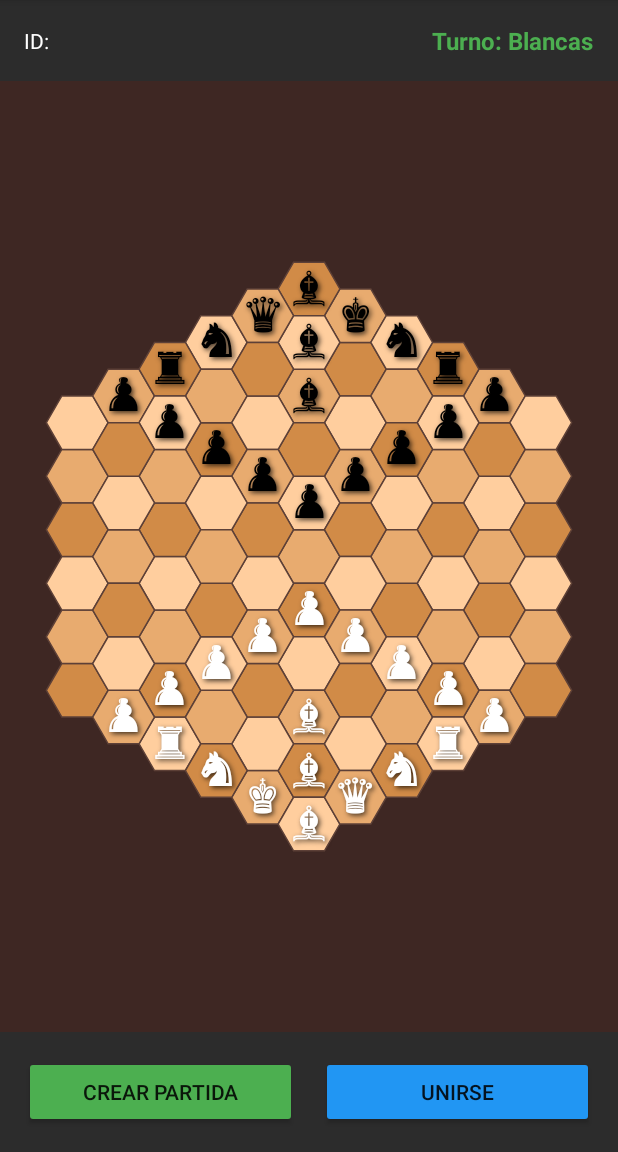
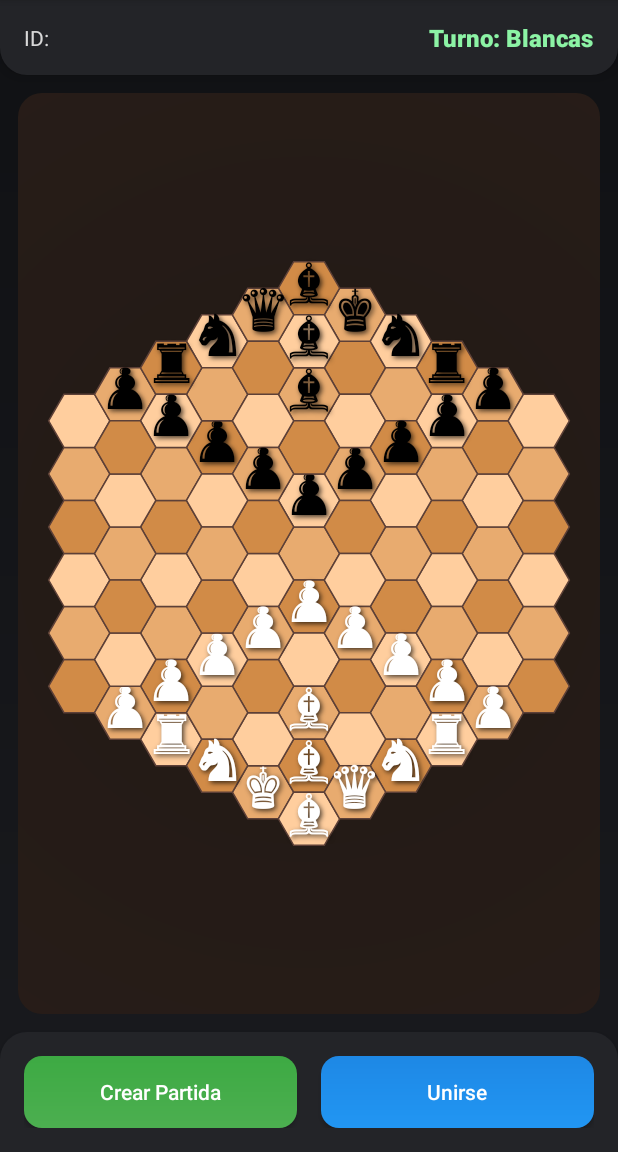
Before and after one commit to BarbieLumbreras/equipo6-proyectoequipou2, an Android app: the screen it shows after launch (MainActivity), on a phone screen of 412 x 824 dp, the part 84-1236 px from its top. Run offline under Robolectric (Android 15) with nearby library versions, the phone set to English and light mode, and no system bars; our stand-ins replace Firebase (no records; nobody signed in at launch, a user with empty details on screens opened directly).

Commit message:
correcion de errores

```diff
--- a/app/src/main/java/upv_dap/sep_dic_25/itiid_76129/hexagonalchess/HexagonalBoardView.java
+++ b/app/src/main/java/upv_dap/sep_dic_25/itiid_76129/hexagonalchess/HexagonalBoardView.java
@@ -54,7 +54,7 @@ public class HexagonalBoardView extends View {
         hexPaint.setStyle(Paint.Style.FILL);
 
         textPaint = new Paint(Paint.ANTI_ALIAS_FLAG);
-        textPaint.setTextSize(hexSize * 0.9f);; // Tamaño relativo al hexágono
+        textPaint.setTextSize(hexSize * 1.1f);; // Tamaño relativo al hexágono
         textPaint.setTextAlign(Paint.Align.CENTER);
         textPaint.setColor(Color.BLACK);
 
@@ -78,7 +78,7 @@ public class HexagonalBoardView extends View {
         centerX = w / 2f;
         centerY = h / 2f;
         // Ajustar para radio 5 (11 hexágonos en el diámetro más ancho)
-        hexSize = Math.min(w, h) / 20f;
+        hexSize = Math.min(w, h) / 19f;
     }
 
     @Override
--- a/app/src/main/res/drawable/bg_app_gradient.xml
+++ b/app/src/main/res/drawable/bg_app_gradient.xml
@@ -1,4 +1,7 @@
-<gradient xmlns:android="http://schemas.android.com/apk/res/android"
-    android:startColor="#191A1E"
-    android:endColor="#101114"
-    android:angle="90" />
+<?xml version="1.0" encoding="utf-8"?>
+<shape xmlns:android="http://schemas.android.com/apk/res/android" android:shape="rectangle">
+    <gradient
+        android:startColor="#191A1E"
+        android:endColor="#101114"
+        android:angle="90" />
+</shape>
--- /dev/null
+++ b/app/src/main/res/drawable/bg_board.xml
@@ -0,0 +1,22 @@
+<layer-list xmlns:android="http://schemas.android.com/apk/res/android">
+    <!-- borde suave -->
+    <item>
+        <shape android:shape="rectangle">
+            <corners android:radius="16dp" />
+            <solid android:color="#2A1F1A"/>
+        </shape>
+    </item>
+    <!-- overlay radial muy leve para sensación de madera/vignette -->
+    <item>
+        <shape android:shape="rectangle">
+            <corners android:radius="16dp" />
+            <gradient
+                android:type="radial"
+                android:gradientRadius="600dp"
+                android:centerX="50%"
+                android:centerY="50%"
+                android:startColor="#33000000"
+                android:endColor="#00000000"/>
+        </shape>
+    </item>
+</layer-list>
--- /dev/null
+++ b/app/src/main/res/drawable/bg_bottombar.xml
@@ -0,0 +1,4 @@
+<shape xmlns:android="http://schemas.android.com/apk/res/android" android:shape="rectangle">
+    <corners android:topLeftRadius="18dp" android:topRightRadius="18dp" />
+    <solid android:color="#232428" />
+</shape>
--- /dev/null
+++ b/app/src/main/res/drawable/bg_topbar.xml
@@ -0,0 +1,4 @@
+<shape xmlns:android="http://schemas.android.com/apk/res/android" android:shape="rectangle">
+    <corners android:bottomLeftRadius="18dp" android:bottomRightRadius="18dp" />
+    <solid android:color="#232428" />
+</shape>
--- /dev/null
+++ b/app/src/main/res/drawable/btn_primary.xml
@@ -0,0 +1,9 @@
+<ripple xmlns:android="http://schemas.android.com/apk/res/android" android:color="#33FFFFFF">
+    <item>
+        <shape android:shape="rectangle">
+            <corners android:radius="12dp" />
+            <gradient android:startColor="#4CAF50" android:endColor="#3DAA43" android:angle="90"/>
+            <padding android:left="12dp" android:top="8dp" android:right="12dp" android:bottom="8dp"/>
+        </shape>
+    </item>
+</ripple>
--- /dev/null
+++ b/app/src/main/res/drawable/btn_secondary.xml
@@ -0,0 +1,9 @@
+<ripple xmlns:android="http://schemas.android.com/apk/res/android" android:color="#33FFFFFF">
+    <item>
+        <shape android:shape="rectangle">
+            <corners android:radius="12dp" />
+            <gradient android:startColor="#2196F3" android:endColor="#1E88E5" android:angle="90"/>
+            <padding android:left="12dp" android:top="8dp" android:right="12dp" android:bottom="8dp"/>
+        </shape>
+    </item>
+</ripple>
--- /dev/null
+++ b/app/src/main/res/drawable/ripple_light.xml
@@ -0,0 +1,9 @@
+<ripple xmlns:android="http://schemas.android.com/apk/res/android"
+    android:color="#33FFFFFF">
+    <item>
+        <shape android:shape="rectangle">
+            <corners android:radius="12dp" />
+            <solid android:color="@android:color/transparent"/>
+        </shape>
+    </item>
+</ripple>
--- a/app/src/main/res/layout/activity_main.xml
+++ b/app/src/main/res/layout/activity_main.xml
@@ -3,7 +3,8 @@
     xmlns:tools="http://schemas.android.com/tools"
     android:layout_width="match_parent"
     android:layout_height="match_parent"
-    android:background="#1a1a1a"
+    android:fitsSystemWindows="true"
+    android:background="@drawable/bg_app_gradient"
     tools:context=".MainActivity">
 
     <!-- Toolbar superior -->
@@ -12,8 +13,12 @@
         android:layout_width="match_parent"
         android:layout_height="wrap_content"
         android:orientation="horizontal"
-        android:padding="16dp"
-        android:background="#2c2c2c"
+        android:paddingStart="16dp"
+        android:paddingEnd="16dp"
+        android:paddingTop="14dp"
+        android:paddingBottom="14dp"
+        android:background="@drawable/bg_topbar"
+        android:elevation="6dp"
         android:gravity="center_vertical">
 
         <TextView
@@ -22,27 +27,31 @@
             android:layout_height="wrap_content"
             android:layout_weight="1"
             android:text="ID: "
-            android:textColor="#ffffff"
-            android:textSize="14sp" />
+            android:textColor="#EDEDED"
+            android:textSize="14sp"
+            android:alpha="0.9"
+            android:fontFamily="sans-serif" />
 
         <TextView
             android:id="@+id/tvTurn"
             android:layout_width="wrap_content"
             android:layout_height="wrap_content"
             android:text="Turno: Blancas"
-            android:textColor="#4CAF50"
+            android:textColor="#8CF3A5"
             android:textSize="16sp"
-            android:textStyle="bold" />
+            android:textStyle="bold"
+            android:fontFamily="sans-serif-medium" />
     </LinearLayout>
 
-    <!-- Tablero hexagonal con fondo de madera -->
+    <!-- Tablero hexagonal con fondo de madera suave -->
     <upv_dap.sep_dic_25.itiid_76129.hexagonalchess.HexagonalBoardView
         android:id="@+id/hexBoard"
         android:layout_width="match_parent"
         android:layout_height="match_parent"
         android:layout_below="@id/toolbar"
         android:layout_above="@id/buttonContainer"
-        android:background="#3E2723" />
+        android:layout_margin="12dp"
+        android:background="@drawable/bg_board" />
 
     <!-- Botones inferiores -->
     <LinearLayout
@@ -52,26 +61,33 @@
         android:layout_alignParentBottom="true"
         android:orientation="horizontal"
         android:padding="16dp"
-        android:background="#2c2c2c"
+        android:background="@drawable/bg_bottombar"
+        android:elevation="8dp"
         android:gravity="center">
 
         <Button
             android:id="@+id/btnCreateGame"
             android:layout_width="0dp"
-            android:layout_height="wrap_content"
+            android:layout_height="48dp"
             android:layout_weight="1"
             android:layout_marginEnd="8dp"
             android:text="Crear Partida"
-            android:backgroundTint="#4CAF50" />
+            android:textAllCaps="false"
+            android:textColor="#FFFFFF"
+            android:fontFamily="sans-serif-medium"
+            android:background="@drawable/btn_primary" />
 
         <Button
             android:id="@+id/btnJoinGame"
             android:layout_width="0dp"
-            android:layout_height="wrap_content"
+            android:layout_height="48dp"
             android:layout_weight="1"
             android:layout_marginStart="8dp"
             android:text="Unirse"
-            android:backgroundTint="#2196F3" />
+            android:textAllCaps="false"
+            android:textColor="#FFFFFF"
+            android:fontFamily="sans-serif-medium"
+            android:background="@drawable/btn_secondary" />
     </LinearLayout>
 
 </RelativeLayout>
```
